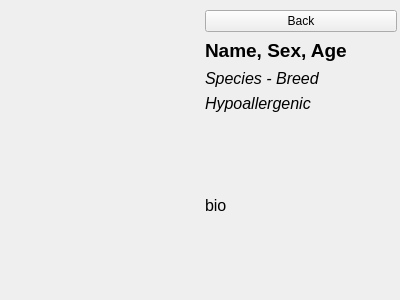
Old version of the form pet_tinder/gui/chatinfo.ui in the repository CS-205-S21/team_1_4.
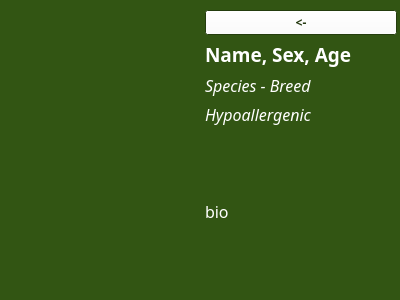
New version of the form.

Commit message: Updated visuals for GUI but GUI crashes

Diff of the .ui file:
```diff
--- a/pet_tinder/gui/chatinfo.ui
+++ b/pet_tinder/gui/chatinfo.ui
@@ -10,6 +10,156 @@
     <height>300</height>
    </rect>
   </property>
+  <property name="palette">
+   <palette>
+    <active>
+     <colorrole role="WindowText">
+      <brush brushstyle="SolidPattern">
+       <color alpha="255">
+        <red>255</red>
+        <green>255</green>
+        <blue>255</blue>
+       </color>
+      </brush>
+     </colorrole>
+     <colorrole role="Button">
+      <brush brushstyle="SolidPattern">
+       <color alpha="255">
+        <red>255</red>
+        <green>255</green>
+        <blue>255</blue>
+       </color>
+      </brush>
+     </colorrole>
+     <colorrole role="ButtonText">
+      <brush brushstyle="SolidPattern">
+       <color alpha="255">
+        <red>38</red>
+        <green>59</green>
+        <blue>18</blue>
+       </color>
+      </brush>
+     </colorrole>
+     <colorrole role="Base">
+      <brush brushstyle="SolidPattern">
+       <color alpha="255">
+        <red>255</red>
+        <green>255</green>
+        <blue>255</blue>
+       </color>
+      </brush>
+     </colorrole>
+     <colorrole role="Window">
+      <brush brushstyle="SolidPattern">
+       <color alpha="255">
+        <red>50</red>
+        <green>85</green>
+        <blue>19</blue>
+       </color>
+      </brush>
+     </colorrole>
+    </active>
+    <inactive>
+     <colorrole role="WindowText">
+      <brush brushstyle="SolidPattern">
+       <color alpha="255">
+        <red>255</red>
+        <green>255</green>
+        <blue>255</blue>
+       </color>
+      </brush>
+     </colorrole>
+     <colorrole role="Button">
+      <brush brushstyle="SolidPattern">
+       <color alpha="255">
+        <red>255</red>
+        <green>255</green>
+        <blue>255</blue>
+       </color>
+      </brush>
+     </colorrole>
+     <colorrole role="ButtonText">
+      <brush brushstyle="SolidPattern">
+       <color alpha="255">
+        <red>38</red>
+        <green>59</green>
+        <blue>18</blue>
+       </color>
+      </brush>
+     </colorrole>
+     <colorrole role="Base">
+      <brush brushstyle="SolidPattern">
+       <color alpha="255">
+        <red>255</red>
+        <green>255</green>
+        <blue>255</blue>
+       </color>
+      </brush>
+     </colorrole>
+     <colorrole role="Window">
+      <brush brushstyle="SolidPattern">
+       <color alpha="255">
+        <red>50</red>
+        <green>85</green>
+        <blue>19</blue>
+       </color>
+      </brush>
+     </colorrole>
+    </inactive>
+    <disabled>
+     <colorrole role="WindowText">
+      <brush brushstyle="SolidPattern">
+       <color alpha="255">
+        <red>190</red>
+        <green>190</green>
+        <blue>190</blue>
+       </color>
+      </brush>
+     </colorrole>
+     <colorrole role="Button">
+      <brush brushstyle="SolidPattern">
+       <color alpha="255">
+        <red>255</red>
+        <green>255</green>
+        <blue>255</blue>
+       </color>
+      </brush>
+     </colorrole>
+     <colorrole role="ButtonText">
+      <brush brushstyle="SolidPattern">
+       <color alpha="255">
+        <red>190</red>
+        <green>190</green>
+        <blue>190</blue>
+       </color>
+      </brush>
+     </colorrole>
+     <colorrole role="Base">
+      <brush brushstyle="SolidPattern">
+       <color alpha="255">
+        <red>50</red>
+        <green>85</green>
+        <blue>19</blue>
+       </color>
+      </brush>
+     </colorrole>
+     <colorrole role="Window">
+      <brush brushstyle="SolidPattern">
+       <color alpha="255">
+        <red>50</red>
+        <green>85</green>
+        <blue>19</blue>
+       </color>
+      </brush>
+     </colorrole>
+    </disabled>
+   </palette>
+  </property>
+  <property name="font">
+   <font>
+    <family>Saab</family>
+   </font>
+  </property>
   <property name="windowTitle">
    <string>Form</string>
   </property>
@@ -31,11 +181,18 @@
      </widget>
     </item>
     <item>
-     <layout class="QVBoxLayout" name="infoLayoud" stretch="1,1,0,0,7">
+     <layout class="QVBoxLayout" name="infoLayoud" stretch="0,1,0,0,7">
       <item>
        <widget class="QPushButton" name="backButton">
+        <property name="font">
+         <font>
+          <family>STIXNonUnicode</family>
+          <weight>75</weight>
+          <bold>true</bold>
+         </font>
+        </property>
         <property name="text">
-         <string>Back</string>
+         <string>&lt;-</string>
         </property>
        </widget>
       </item>
```
The commit also changes 4 other files.
